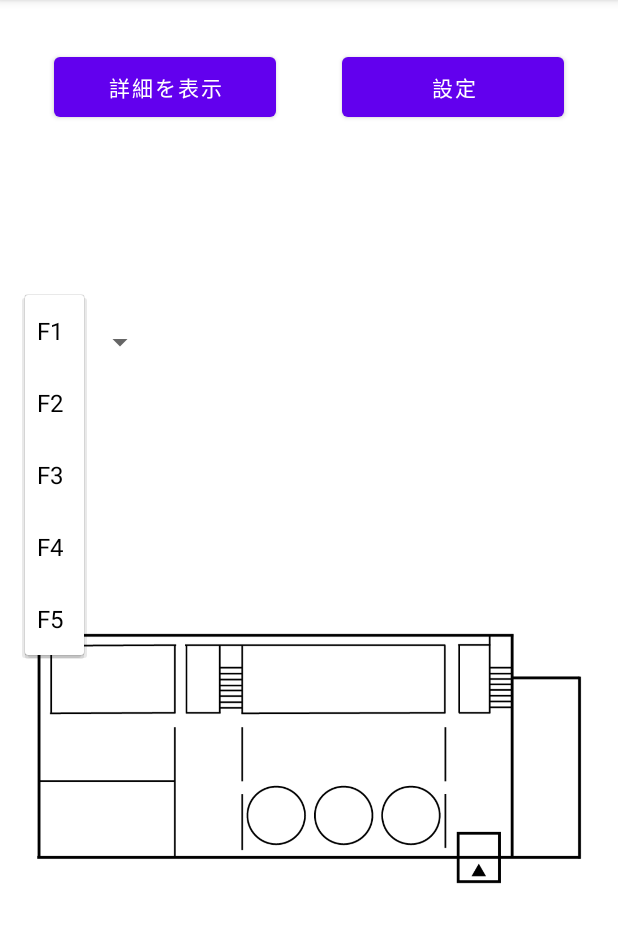
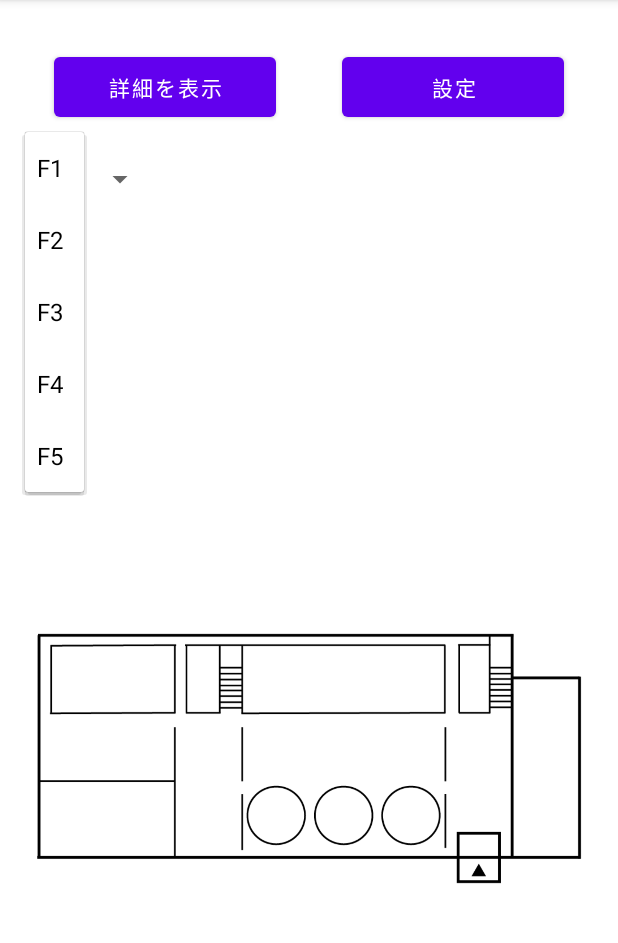
Before and after one commit to FunLocks/team2008, an Android app: the screen it shows after launch (MainActivity), after a tap on "F1", on a phone screen of 412 x 824 dp, the part 84-1027 px from its top. Run offline under Robolectric (Android 15) with nearby library versions, the phone set to English and light mode, and no system bars.

Commit message:
[update]#3 スピナーの調整

```diff
--- a/Lets-Katikomi/app/src/main/res/layout/activity_main.xml
+++ b/Lets-Katikomi/app/src/main/res/layout/activity_main.xml
@@ -32,12 +32,12 @@
         android:id="@+id/spinner"
         android:layout_width="87dp"
         android:layout_height="63dp"
-        android:layout_marginBottom="508dp"
+        android:layout_marginTop="4dp"
         android:entries="@array/arrayFloor"
-        app:layout_constraintBottom_toBottomOf="parent"
         app:layout_constraintEnd_toEndOf="parent"
         app:layout_constraintHorizontal_bias="0.052"
-        app:layout_constraintStart_toStartOf="parent" />
+        app:layout_constraintStart_toStartOf="parent"
+        app:layout_constraintTop_toBottomOf="@+id/button2" />
 
     <Button
         android:id="@+id/button3"
```
